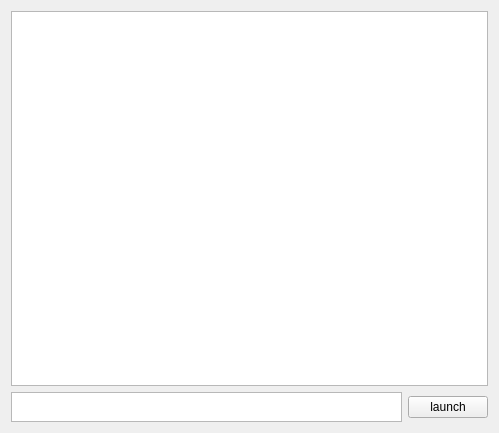
Above: demoOS/source/mainwindow.ui from demoOS-BUPT/demoOS before the change. Below: the same form after it.
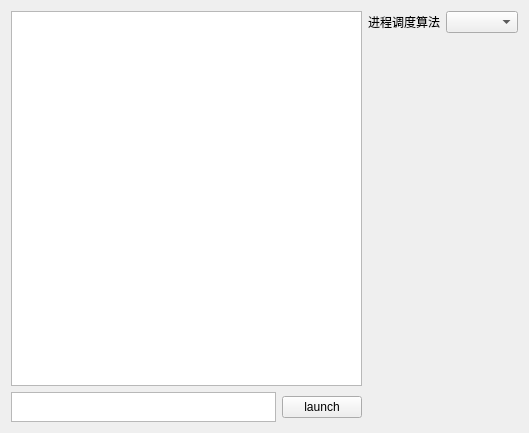
That is the form after the change.

Commit message: 动态切换算法

Patch:
```diff
--- a/demoOS/source/mainwindow.ui
+++ b/demoOS/source/mainwindow.ui
@@ -6,7 +6,7 @@
    <rect>
     <x>0</x>
     <y>0</y>
-    <width>499</width>
+    <width>529</width>
     <height>433</height>
    </rect>
   </property>
@@ -14,6 +14,8 @@
    <string>DemoOS</string>
   </property>
   <widget class="QWidget" name="centralWidget">
+   <layout class="QHBoxLayout" name="horizontalLayout_3">
+    <item>
    <layout class="QVBoxLayout" name="verticalLayout">
     <item>
      <widget class="QTextBrowser" name="cmd">
@@ -58,6 +60,39 @@
          <string>launch</string>
         </property>
        </widget>
+        </item>
+       </layout>
+      </item>
+     </layout>
+    </item>
+    <item>
+     <layout class="QVBoxLayout" name="verticalLayout_2">
+      <item>
+       <layout class="QHBoxLayout" name="horizontalLayout_2">
+        <item>
+         <widget class="QLabel" name="processAlgLabel">
+          <property name="text">
+           <string>进程调度算法</string>
+          </property>
+         </widget>
+        </item>
+        <item>
+         <widget class="QComboBox" name="processAlgComboBox"/>
+        </item>
+       </layout>
+      </item>
+      <item>
+       <spacer name="verticalSpacer">
+        <property name="orientation">
+         <enum>Qt::Vertical</enum>
+        </property>
+        <property name="sizeHint" stdset="0">
+         <size>
+          <width>20</width>
+          <height>40</height>
+         </size>
+        </property>
+       </spacer>
       </item>
      </layout>
     </item>
```
Lines whose indentation alone changed are shown as unchanged. The commit also changes 2 other files.
